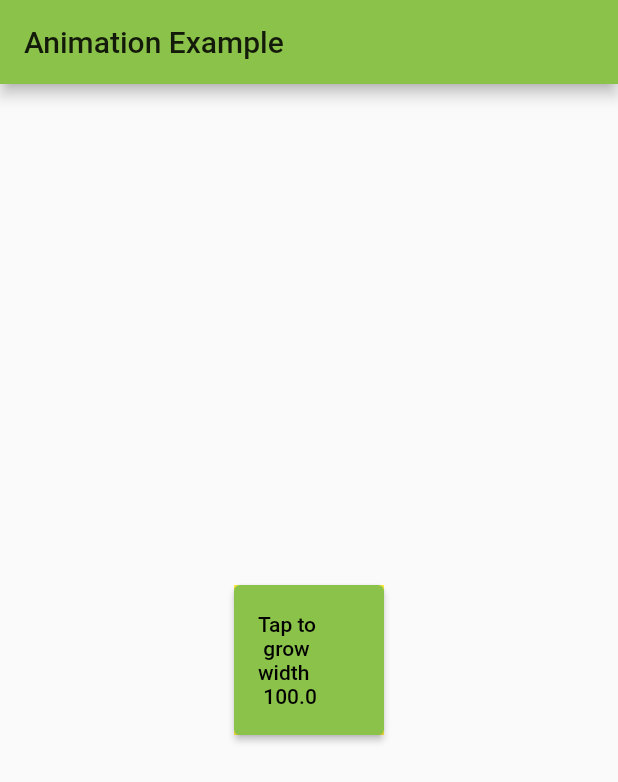
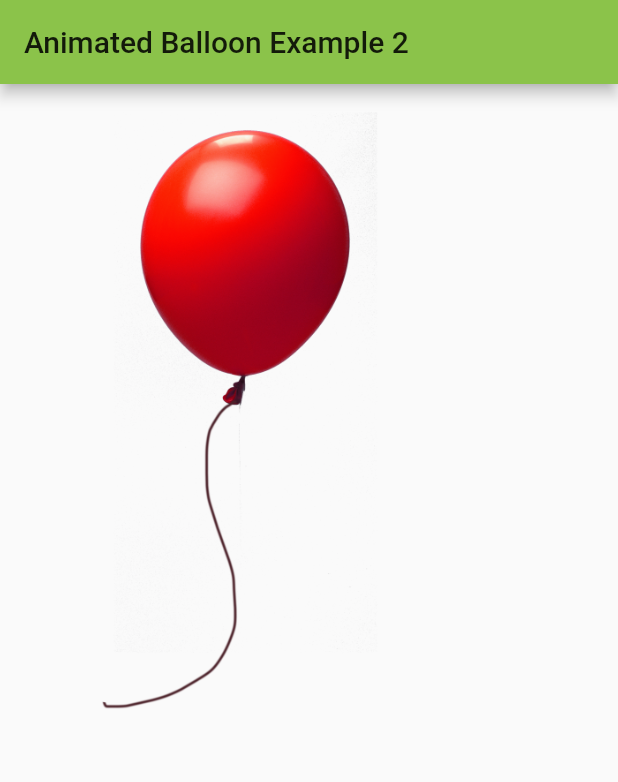
Before and after one commit to mauriiciobarbosa/flutterbook, a Flutter app: the screen it shows after launch, on a phone screen of 412 x 824 dp. Shown: the top 782 px of the screen. Run offline on Flutter 3.47's test engine with Material 2 defaults, Android fonts, the phone set to English and light mode, and no system bars.

Commit message:
add animation samples.

```diff
--- a/lib/main.dart
+++ b/lib/main.dart
@@ -1,6 +1,5 @@
+import 'package:ch4_starter_exercise/widgets/chapter_7_staggered_animated_ballon.dart';
 import 'package:flutter/material.dart';
-
-import 'widgets/chapter_7_animated_container.dart';
 
 void main() => runApp(MyApp());
 
@@ -23,7 +22,7 @@ class MyApp extends StatelessWidget {
         // is not restarted.
         primarySwatch: Colors.lightGreen,
       ),
-      home: AnimationSample(),
+      home: StaggeredAnimatedBalloonSample(),
     );
   }
 }
--- /dev/null
+++ b/lib/widgets/chapter_7_staggered_animated_ballon.dart
@@ -0,0 +1,113 @@
+import 'package:flutter/material.dart';
+
+class StaggeredAnimatedBalloonSample extends StatelessWidget {
+  @override
+  Widget build(BuildContext context) {
+    return Scaffold(
+      appBar: AppBar(
+        title: Text('Animated Balloon Example 2'),
+      ),
+      body: SafeArea(
+        child: SingleChildScrollView(
+          physics: NeverScrollableScrollPhysics(),
+          child: Padding(
+            padding: const EdgeInsets.all(16.0),
+            child: Column(
+              mainAxisAlignment: MainAxisAlignment.center,
+              children: [
+                const StaggeredAnimatedBalloonWidget(),
+              ],
+            ),
+          ),
+        ),
+      ),
+    );
+  }
+}
+
+class StaggeredAnimatedBalloonWidget extends StatefulWidget {
+  const StaggeredAnimatedBalloonWidget();
+
+  @override
+  _StaggeredAnimatedBalloonWidgetState createState() =>
+      _StaggeredAnimatedBalloonWidgetState();
+}
+
+class _StaggeredAnimatedBalloonWidgetState
+    extends State<StaggeredAnimatedBalloonWidget>
+    with SingleTickerProviderStateMixin {
+  late AnimationController _controller;
+  late Animation<double> _animationFloatUp;
+  late Animation<double> _animationGrowSize;
+
+  @override
+  void initState() {
+    super.initState();
+
+    _controller = AnimationController(
+      vsync: this,
+      duration: Duration(seconds: 4),
+    );
+  }
+
+  @override
+  void dispose() {
+    _controller.dispose();
+
+    super.dispose();
+  }
+
+  @override
+  Widget build(BuildContext context) {
+    double balloonHeight = MediaQuery.of(context).size.height / 2;
+    double balloonWidth = MediaQuery.of(context).size.height / 3;
+    double balloonBottomLocation =
+        MediaQuery.of(context).size.height - balloonHeight;
+
+    _animationFloatUp = Tween(
+      begin: balloonBottomLocation,
+      end: 0.0,
+    ).animate(CurvedAnimation(
+      parent: _controller,
+      curve: Interval(0.0, 1.0, curve: Curves.fastOutSlowIn),
+    ));
+    _animationGrowSize = Tween(
+      begin: 50.0,
+      end: balloonWidth,
+    ).animate(CurvedAnimation(
+      parent: _controller,
+      curve: Interval(0.0, 0.5, curve: Curves.elasticInOut),
+    ));
+
+    _controller.forward();
+
+    return AnimatedBuilder(
+      animation: _animationFloatUp, // é o mais duradouro
+      builder: (context, child) {
+        print('Construindo com floatUp ${_animationFloatUp.value} e '
+            'growSize: ${_animationGrowSize.value}');
+        return Container(
+          child: child,
+          margin: EdgeInsets.only(
+            top: _animationFloatUp.value,
+          ),
+          width: _animationGrowSize.value,
+        );
+      },
+      child: GestureDetector(
+        onTap: () {
+          if (_controller.isCompleted) {
+            _controller.reverse();
+          } else {
+            _controller.forward();
+          }
+        },
+        child: Image.asset(
+          'assets/images/beginningGoogleFlutter-Ballon.png',
+          height: balloonHeight, // por qual motivo o height altera o tamanho?
+          width: balloonWidth,
+        ),
+      ),
+    );
+  }
+}
```
Also changed, not shown: lib/widgets/chapter_7_animated_ballon.dart (added, +120 -0 lines), lib/widgets/chapter_7_animated_container.dart (+110 -2 lines), assets/images/beginningGoogleFlutter-Ballon.png (added).
